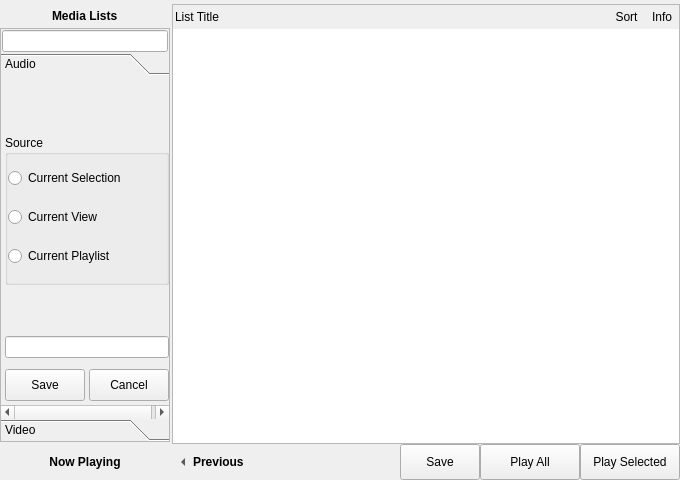
First picture: the form in mainwindow.ui, repository KDE/bangarang, before the edit.
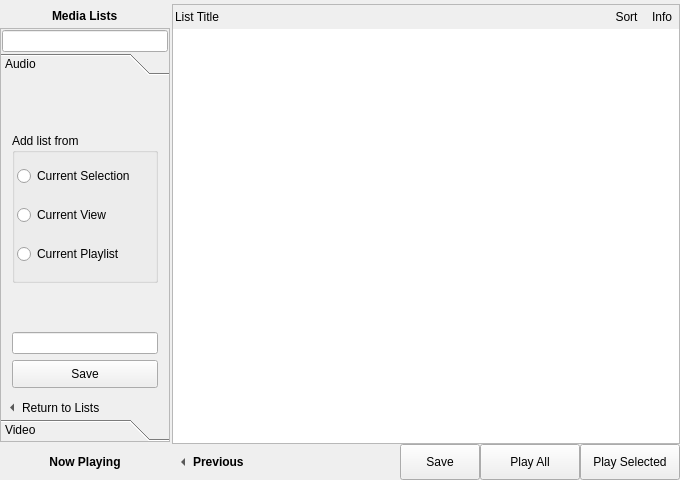
Second picture: the form after the edit. The open tabs and pages were chosen to show the change. Icons and pictures are not drawn. Custom widgets are drawn as their Qt base class.

Commit message: Improve Add List page layout.

Patch:
```diff
--- a/mainwindow.ui
+++ b/mainwindow.ui
@@ -294,8 +294,8 @@
                   <rect>
                    <x>0</x>
                    <y>0</y>
-                   <width>139</width>
-                   <height>224</height>
+                   <width>154</width>
+                   <height>322</height>
                   </rect>
                  </property>
                  <attribute name="label">
@@ -471,7 +471,13 @@
                        <number>0</number>
                       </property>
                       <property name="margin">
-                       <number>4</number>
+                       <number>0</number>
+                      </property>
+                      <item>
+                       <widget class="QWidget" name="widget_4" native="true">
+                        <layout class="QVBoxLayout" name="verticalLayout_24">
+                         <property name="bottomMargin">
+                          <number>8</number>
                       </property>
                       <item>
                        <spacer name="verticalSpacer_2">
@@ -501,10 +507,19 @@
                          </size>
                         </property>
                         <property name="title">
-                         <string>Source</string>
+                            <string>Add list from</string>
                         </property>
                         <layout class="QVBoxLayout" name="verticalLayout_26">
-                         <property name="margin">
+                            <property name="leftMargin">
+                             <number>2</number>
+                            </property>
+                            <property name="topMargin">
+                             <number>0</number>
+                            </property>
+                            <property name="rightMargin">
+                             <number>0</number>
+                            </property>
+                            <property name="bottomMargin">
                           <number>0</number>
                          </property>
                          <item>
@@ -561,55 +576,74 @@
                        </widget>
                       </item>
                       <item>
+                          <widget class="QPushButton" name="saveAudioList">
+                           <property name="sizePolicy">
+                            <sizepolicy hsizetype="Expanding" vsizetype="Preferred">
+                             <horstretch>0</horstretch>
+                             <verstretch>0</verstretch>
+                            </sizepolicy>
+                           </property>
+                           <property name="minimumSize">
+                            <size>
+                             <width>0</width>
+                             <height>28</height>
+                            </size>
+                           </property>
+                           <property name="text">
+                            <string>Save</string>
+                           </property>
+                           <property name="icon">
+                            <iconset>
+                             <normaloff>convenience/document-save.png</normaloff>convenience/document-save.png</iconset>
+                           </property>
+                          </widget>
+                         </item>
+                        </layout>
+                       </widget>
+                      </item>
+                      <item>
                        <widget class="QWidget" name="widget" native="true">
+                        <property name="sizePolicy">
+                         <sizepolicy hsizetype="Preferred" vsizetype="Fixed">
+                          <horstretch>0</horstretch>
+                          <verstretch>0</verstretch>
+                         </sizepolicy>
+                        </property>
+                        <property name="maximumSize">
+                         <size>
+                          <width>16777215</width>
+                          <height>24</height>
+                         </size>
+                        </property>
                         <layout class="QHBoxLayout" name="horizontalLayout_20">
                          <property name="spacing">
-                          <number>4</number>
-                         </property>
-                         <property name="leftMargin">
                           <number>0</number>
                          </property>
-                         <property name="rightMargin">
+                         <property name="margin">
                           <number>0</number>
                          </property>
                          <property name="bottomMargin">
                           <number>0</number>
                          </property>
                          <item>
-                          <widget class="QPushButton" name="saveAudioList">
+                          <widget class="QToolButton" name="aCancelSaveList">
                            <property name="sizePolicy">
                             <sizepolicy hsizetype="Expanding" vsizetype="Fixed">
                              <horstretch>0</horstretch>
                              <verstretch>0</verstretch>
                             </sizepolicy>
                            </property>
-                           <property name="minimumSize">
-                            <size>
-                             <width>0</width>
-                             <height>32</height>
-                            </size>
-                           </property>
                            <property name="text">
-                            <string>Save</string>
+                            <string>Return to Lists</string>
                            </property>
-                          </widget>
-                         </item>
-                         <item>
-                          <widget class="QPushButton" name="aCancelSaveList">
-                           <property name="sizePolicy">
-                            <sizepolicy hsizetype="Expanding" vsizetype="Fixed">
-                             <horstretch>0</horstretch>
-                             <verstretch>0</verstretch>
-                            </sizepolicy>
+                           <property name="toolButtonStyle">
+                            <enum>Qt::ToolButtonTextBesideIcon</enum>
                            </property>
-                           <property name="minimumSize">
-                            <size>
-                             <width>0</width>
-                             <height>32</height>
-                            </size>
+                           <property name="autoRaise">
+                            <bool>true</bool>
                            </property>
-                           <property name="text">
-                            <string>Cancel</string>
+                           <property name="arrowType">
+                            <enum>Qt::LeftArrow</enum>
                            </property>
                           </widget>
                          </item>
```
Left out of the diff: 99 changed lines with no effect on the pictures. Lines whose indentation alone changed are shown as unchanged. The commit also changes 2 other files.
